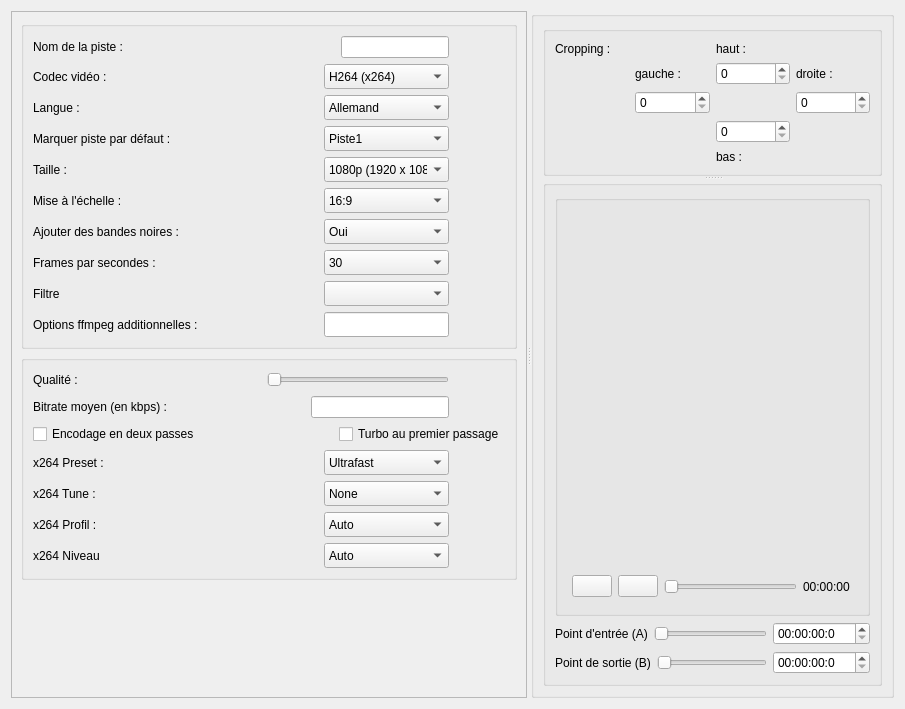
Above: src/View/videopane.ui from cinemaouvert/OCT before the change. Below: the same form after it.
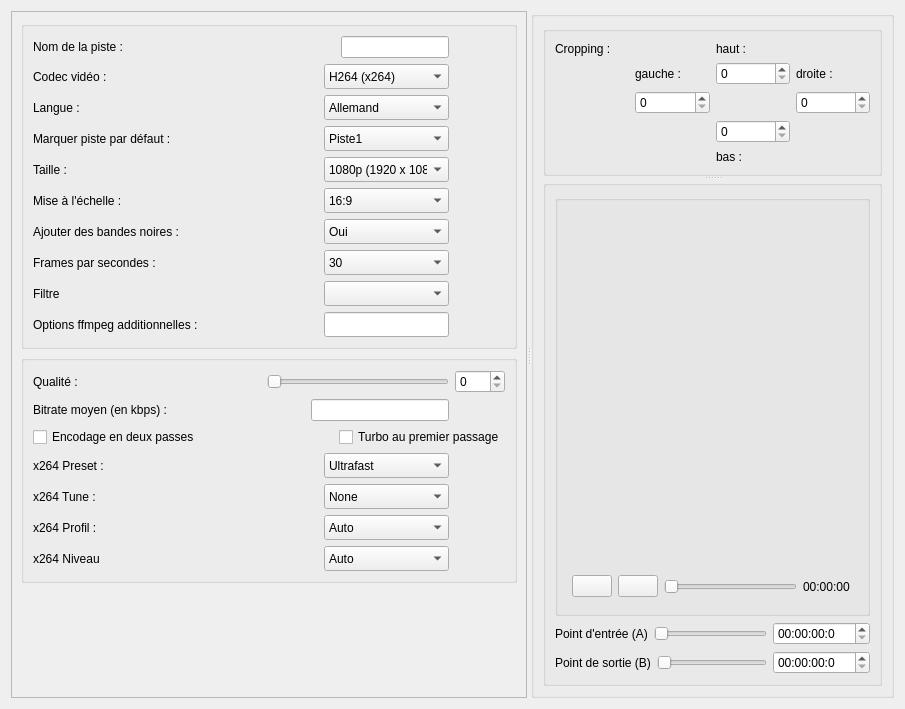
That is the form after the change. Icons and pictures are not drawn. Custom widgets are drawn as their Qt base class.

Commit message: Added spinBox to x264 quality settings.

Diff of the .ui file:
```diff
--- a/src/View/videopane.ui
+++ b/src/View/videopane.ui
@@ -28,8 +28,8 @@
         <rect>
          <x>0</x>
          <y>0</y>
-         <width>504</width>
-         <height>704</height>
+         <width>492</width>
+         <height>708</height>
         </rect>
        </property>
        <layout class="QHBoxLayout" name="horizontalLayout_7">
@@ -905,26 +905,26 @@
                  <property name="sizeConstraint">
                   <enum>QLayout::SetFixedSize</enum>
                  </property>
+                 <property name="leftMargin">
+                  <number>0</number>
+                 </property>
                  <property name="topMargin">
                   <number>0</number>
                  </property>
                  <item>
-                  <widget class="QLabel" name="label_QualityDefault">
+                  <widget class="QSpinBox" name="spinBox_Quality">
                    <property name="minimumSize">
                     <size>
                      <width>50</width>
                      <height>0</height>
                     </size>
                    </property>
-                   <property name="maximumSize">
+                   <property name="baseSize">
                     <size>
                      <width>50</width>
-                     <height>16777215</height>
+                     <height>0</height>
                     </size>
                    </property>
-                   <property name="text">
-                    <string/>
-                   </property>
                   </widget>
                  </item>
                 </layout>
```
The commit also changes 2 other files.
